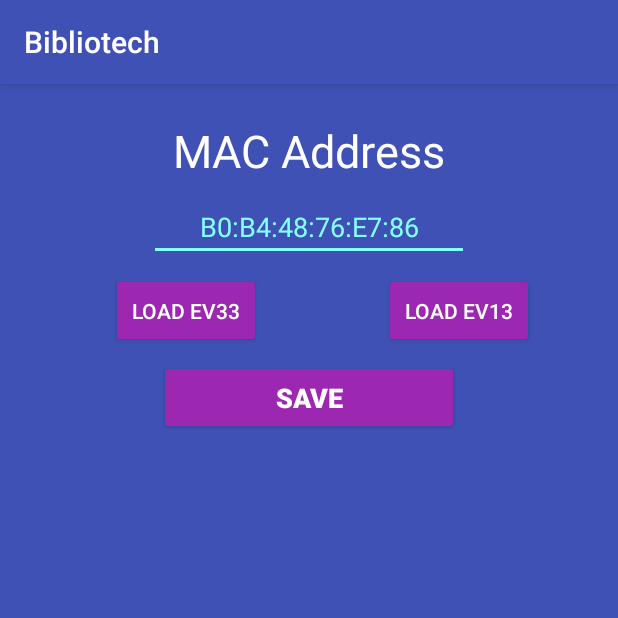
After one commit to Battery233/Biblio-tech, an Android app: the SettingsActivity screen opened directly, with no data from a screen before it, on a phone screen of 412 x 824 dp, the top half of it. The commit adds this screen. Run offline under Robolectric (Android 15) with nearby library versions, the phone set to English and light mode, and no system bars.

Commit message:
Added changeable MAC address with a settings activity

```diff
--- a/Android_app/app/src/main/AndroidManifest.xml
+++ b/Android_app/app/src/main/AndroidManifest.xml
@@ -5,7 +5,6 @@
     <uses-permission android:name="android.permission.BLUETOOTH" />
     <uses-permission android:name="android.permission.BLUETOOTH_ADMIN" />
     <uses-permission android:name="android.permission.ACCESS_COARSE_LOCATION" />
-
     <uses-permission android:name="android.permission.VIBRATE" />
 
     <application
@@ -26,8 +25,8 @@
         </activity>
         <activity
             android:name=".dev.DevActivity"
-            android:screenOrientation="portrait"
-            />
+            android:screenOrientation="portrait" />
+        <activity android:name=".SettingsActivity" />
     </application>
 
 </manifest>
--- /dev/null
+++ b/Android_app/app/src/main/java/com/luckythirteen/bibliotech/SettingsActivity.java
@@ -0,0 +1,95 @@
+package com.luckythirteen.bibliotech;
+
+import android.os.VibrationEffect;
+import android.os.Vibrator;
+import android.support.v7.app.AppCompatActivity;
+import android.os.Bundle;
+import android.view.View;
+import android.widget.Button;
+import android.widget.EditText;
+import android.widget.TextView;
+import android.widget.Toast;
+
+import com.luckythirteen.bibliotech.storage.UserPrefsManager;
+
+public class SettingsActivity extends AppCompatActivity {
+
+    private UserPrefsManager userPrefsManager;
+
+    private EditText textMacAddress;
+    private Button buttonEV13, buttonEV33, buttonSave;
+
+    public static final String EV33_MAC = "AC:FD:CE:2B:82:F1";
+    public static final String EV13_MAC = "B0:B4:48:76:A2:C9";
+
+
+    @Override
+    protected void onCreate(Bundle savedInstanceState)
+    {
+        super.onCreate(savedInstanceState);
+        setContentView(R.layout.activity_settings);
+
+        userPrefsManager = new UserPrefsManager(this.getApplicationContext());
+        setupUI();
+
+    }
+
+    private void setupUI()
+    {
+        textMacAddress = findViewById(R.id.editMac);
+        buttonEV13 = findViewById(R.id.btnEV13);
+        buttonEV33 = findViewById(R.id.btnEV33);
+        buttonSave = findViewById(R.id.btnSaveChanges);
+
+        textMacAddress.setText(userPrefsManager.getMacAddress());
+
+        buttonEV13.setOnClickListener(new View.OnClickListener() {
+            @Override
+            public void onClick(View view) {
+                loadNewMac(EV13_MAC);
+            }
+        });
+
+        buttonEV33.setOnClickListener(new View.OnClickListener() {
+            @Override
+            public void onClick(View view)
+            {
+               loadNewMac(EV33_MAC);
+            }
+        });
+
+        buttonSave.setOnClickListener(new View.OnClickListener() {
+            @Override
+            public void onClick(View view)
+            {
+                saveNewMac(textMacAddress.getText().toString());
+            }
+        });
+
+    }
+
+    private void loadNewMac(String mac)
+    {
+        textMacAddress.setText(mac);
+    }
+
+    private void saveNewMac(String mac)
+    {
+        userPrefsManager.updateMacAddress(mac);
+        textMacAddress.setText(userPrefsManager.getMacAddress());
+
+        if(mac.equals(userPrefsManager.getMacAddress()))
+        {
+            Toast.makeText(this, getString(R.string.msgSaveSuccessful), Toast.LENGTH_SHORT).show();
+        }
+        else
+        {
+            Toast.makeText(this, getString(R.string.msgSaveUnsuccessful), Toast.LENGTH_SHORT).show();
+        }
+
+        Vibrator vib = (Vibrator) getSystemService(VIBRATOR_SERVICE);
+
+        if(vib.hasVibrator())
+            vib.vibrate(100);
+    }
+}
--- a/Android_app/app/src/main/java/com/luckythirteen/bibliotech/storage/UserPrefsManager.java
+++ b/Android_app/app/src/main/java/com/luckythirteen/bibliotech/storage/UserPrefsManager.java
@@ -12,10 +12,12 @@ public class UserPrefsManager
     private static final String TAG = "UserPrefsManager";
     private static final String APP_KEY = "app_info";
 
+    private static final String DEFAULT_MAC = "B0:B4:48:76:E7:86"; // EV33
+
     private Context context;
     private SharedPreferences sharedPrefs;
 
-    public UserPrefsManager(Context c)
+    public UserPrefsManager(Context context)
     {
         this.context = context;
         this.sharedPrefs = this.context.getSharedPreferences(APP_KEY, Context.MODE_PRIVATE);
@@ -38,7 +40,7 @@ public class UserPrefsManager
      */
     public String getMacAddress()
     {
-        return sharedPrefs.getString(StorageKeys.MAC_ADDRESS.name(), "");
+        return sharedPrefs.getString(StorageKeys.MAC_ADDRESS.name(), DEFAULT_MAC);
     }
 
 
--- /dev/null
+++ b/Android_app/app/src/main/res/layout/activity_settings.xml
@@ -0,0 +1,81 @@
+<?xml version="1.0" encoding="utf-8"?>
+<android.support.constraint.ConstraintLayout xmlns:android="http://schemas.android.com/apk/res/android"
+    xmlns:app="http://schemas.android.com/apk/res-auto"
+    xmlns:tools="http://schemas.android.com/tools"
+    android:layout_width="match_parent"
+    android:layout_height="match_parent"
+    android:background="@color/colorPrimary"
+    tools:context="com.luckythirteen.bibliotech.SettingsActivity">
+
+
+    <TextView
+        android:id="@+id/txtMacTitle"
+        android:layout_width="wrap_content"
+        android:layout_height="wrap_content"
+        android:layout_marginEnd="8dp"
+        android:layout_marginStart="8dp"
+        android:layout_marginTop="24dp"
+        android:text="@string/txtSettingsMacTitle"
+        android:textColor="@color/colorWhite"
+        android:textSize="30sp"
+        app:layout_constraintEnd_toEndOf="parent"
+        app:layout_constraintStart_toStartOf="parent"
+        app:layout_constraintTop_toTopOf="parent" />
+
+    <EditText
+        android:id="@+id/editMac"
+        android:layout_width="wrap_content"
+        android:layout_height="wrap_content"
+        android:layout_marginEnd="8dp"
+        android:layout_marginStart="8dp"
+        android:layout_marginTop="8dp"
+        android:ems="10"
+        android:inputType="textPersonName"
+        android:textAlignment="center"
+        android:textColor="@color/colorAccent"
+        app:layout_constraintEnd_toEndOf="parent"
+        app:layout_constraintStart_toStartOf="parent"
+        app:layout_constraintTop_toBottomOf="@+id/txtMacTitle" />
+
+    <Button
+        android:id="@+id/btnEV33"
+        android:layout_width="100dp"
+        android:layout_height="50dp"
+        android:layout_marginEnd="8dp"
+        android:layout_marginTop="8dp"
+        android:backgroundTint="@color/colorButtonBlue"
+        android:text="@string/btnSettingsLoadEV33"
+        android:textColor="@color/colorWhite"
+        app:layout_constraintEnd_toStartOf="@+id/btnEV13"
+        app:layout_constraintStart_toStartOf="parent"
+        app:layout_constraintTop_toBottomOf="@+id/editMac" />
+
+    <Button
+        android:id="@+id/btnEV13"
+        android:layout_width="100dp"
+        android:layout_height="50dp"
+        android:layout_marginEnd="56dp"
+        android:layout_marginTop="8dp"
+        android:backgroundTint="@color/colorButtonBlue"
+        android:text="@string/btnSettingsLoadEV13"
+        android:textColor="@color/colorWhite"
+        app:layout_constraintEnd_toEndOf="parent"
+        app:layout_constraintTop_toBottomOf="@+id/editMac" />
+
+    <Button
+        android:id="@+id/btnSaveChanges"
+        android:layout_width="200dp"
+        android:layout_height="50dp"
+        android:layout_marginEnd="8dp"
+        android:layout_marginStart="8dp"
+        android:layout_marginTop="8dp"
+        android:backgroundTint="@color/colorButtonBlue"
+        android:text="@string/btnSettingsSave"
+        android:textColor="@color/colorWhite"
+        android:textSize="18sp"
+        android:textStyle="bold"
+        app:layout_constraintEnd_toEndOf="parent"
+        app:layout_constraintStart_toStartOf="parent"
+        app:layout_constraintTop_toBottomOf="@+id/btnEV33" />
+
+</android.support.constraint.ConstraintLayout>
--- a/Android_app/app/src/main/res/values/strings.xml
+++ b/Android_app/app/src/main/res/values/strings.xml
@@ -4,6 +4,7 @@
     <string name="selectModeLabel">Welcome</string>
     <string name="DemoModeButtonLabel">Start exploring</string>
     <string name="DevModeButtonLabel">Dev Mode</string>
+    <string name="SettingsButtonLabel">Settings</string>
 
     <string name="fetchScreenTitle">Fetch a book!</string>
     <string name="selectBookButton">Select a book</string>
@@ -46,4 +47,12 @@
     <string name="btnBackward">Backward</string>
     <string name="btnStop">STOP</string>
 
+    <string name="txtSettingsMacTitle">MAC Address</string>
+    <string name="btnSettingsLoadEV33">Load EV33</string>
+    <string name="btnSettingsLoadEV13">Load EV13</string>
+    <string name="btnSettingsSave">Save</string>
+
+    <string name="msgSaveSuccessful">Saved successfully!</string>
+    <string name="msgSaveUnsuccessful">Failed to save</string>
+
 </resources>
```
Also changed, not shown: Android_app/app/src/main/java/com/luckythirteen/bibliotech/MainActivity.java (+11 -1 lines), Android_app/app/src/main/java/com/luckythirteen/bibliotech/demo/FetchActivity.java (+8 -5 lines), Android_app/app/src/main/java/com/luckythirteen/bibliotech/dev/DevActivity.java (+7 -3 lines), Android_app/app/src/main/res/layout/activity_main.xml (+15 -0 lines).
